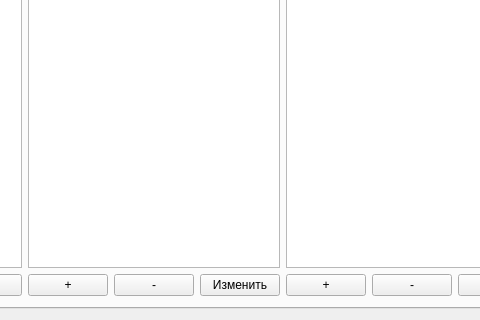
This is gui/mainwindow.ui in TETpagon/ScheduleMultipartiteGraph as Qt 5 draws it before an edit; both pictures show x 512 to 992 and y 216 to 536 of the 1074 by 536 pixel window. The edited form follows.
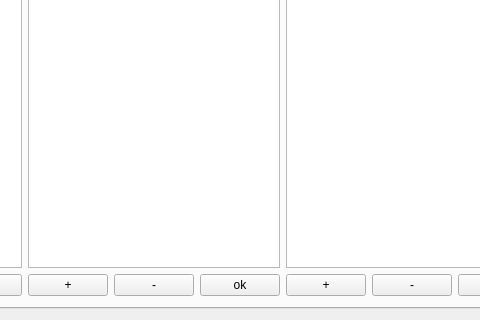
This is the edited form.

```diff
--- a/gui/mainwindow.ui
+++ b/gui/mainwindow.ui
@@ -116,13 +116,7 @@
           <item row="0" column="2">
            <widget class="QPushButton" name="editCabinetsButton">
             <property name="text">
-             <string>Изменить</string>
-            </property>
-            <property name="iconSize">
-             <size>
-              <width>20</width>
-              <height>20</height>
-             </size>
+             <string>ok</string>
             </property>
            </widget>
           </item>
```
Left out of the diff: 2 changed lines with no effect on the pictures.
